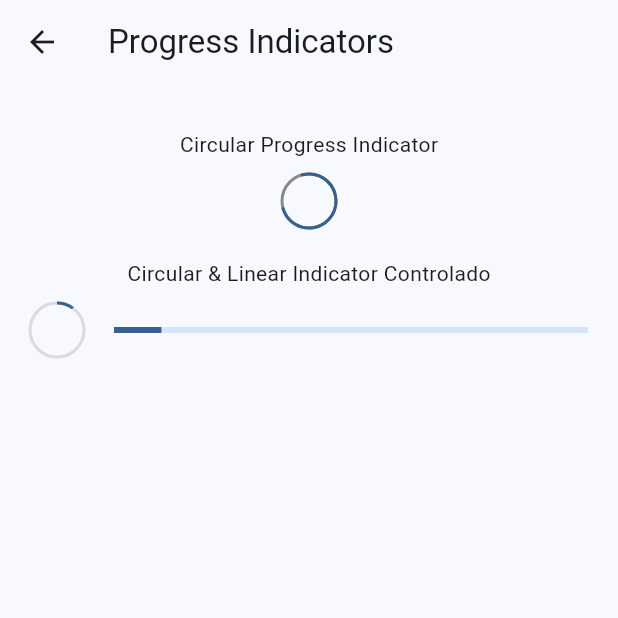
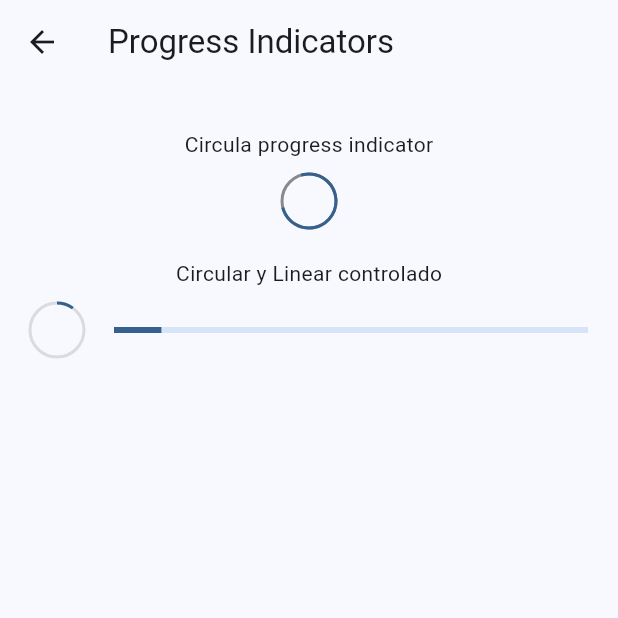
Before and after one commit to hesuh05/Practicas_DMI_230028, a Flutter app: the ProgressScreen screen opened directly, on a phone screen of 412 x 824 dp, the top half of it. Run offline on Flutter 3.47's test engine with Material 3 defaults, Android fonts, the phone set to English and light mode, and no system bars; our stand-ins replace animate_do, audioplayers, dio, flutter_riverpod, go_router, shared_preferences and 1 more; accounts and stored records are empty.

Commit message:
Practica 05: Widgets App - update: buttons_screen, progress_screen y barril de exportación screens.dart

```diff
--- a/practica_05/widgets_app/lib/presentation/screens/progress/progress_screen.dart
+++ b/practica_05/widgets_app/lib/presentation/screens/progress/progress_screen.dart
@@ -1,15 +1,16 @@
 import 'package:flutter/material.dart';
 
-class ProgressScreen extends StatelessWidget{
+class ProgressScreen extends StatelessWidget {
+
   static const name = 'progress_screen';
 
   const ProgressScreen({super.key});
 
   @override
-  Widget build(BuildContext context){
+  Widget build(BuildContext context) {
     return Scaffold(
       appBar: AppBar(
-        title: const Text("Progress Indicators"),
+        title: const Text('Progress Indicators'),
       ),
       body: const _ProgressView(),
     );
@@ -23,61 +24,52 @@ class _ProgressView extends StatelessWidget {
   Widget build(BuildContext context) {
     return Center(
       child: Column(
-        children: [
-          const SizedBox(height: 30,),
-          Text('Circular Progress Indicator'),
-          const SizedBox(height: 10,),
-          CircularProgressIndicator(strokeWidth: 2, backgroundColor: Colors.black45),
+        children: const [
+          SizedBox(height: 30),
+          Text('Circula progress indicator'),
+          SizedBox(height: 10),
+          CircularProgressIndicator( strokeWidth: 2, backgroundColor: Colors.black45 ),
+          SizedBox(height: 20),
+          Text('Circular y Linear controlado'),
+          SizedBox(height: 10),
+          _ControlledProgresIndicator(),
 
-          SizedBox(height: 20,),
-          Text('Circular & Linear Indicator Controlado'),
-          SizedBox(height: 10,),
-          _ControlledProgressIndicator()
         ],
       ),
     );
   }
 }
 
-class _ControlledProgressIndicator extends StatelessWidget {
-  const _ControlledProgressIndicator();
+
+class _ControlledProgresIndicator extends StatelessWidget {
+  const _ControlledProgresIndicator();
 
   @override
   Widget build(BuildContext context) {
     return StreamBuilder(
-      stream: Stream.periodic(const Duration(milliseconds: 300), (value) {
-        return (value * 2) / 100;
-      }).takeWhile((value) => value < 100),
-      builder:(context, snapshot){
+      stream: Stream.periodic( const Duration( milliseconds: 300 ), (value) {
+        return (value * 2) / 100; // 0.0, 1.0
+      }).takeWhile((value) => value < 100 ),
+      builder: (context, snapshot) {
 
         final progressValue = snapshot.data ?? 0;
 
         return Padding(
-        padding: const EdgeInsets.symmetric(horizontal: 20),
-        child: Row(
-          mainAxisAlignment: MainAxisAlignment.center,
-          children:[
-            CircularProgressIndicator(value: progressValue, strokeWidth: 2, backgroundColor: Colors.black12,),
-            const SizedBox(width: 20,),
-            Expanded(child: LinearProgressIndicator(value: progressValue,))
-          ]
-        )
-      );},
+          padding: const EdgeInsets.symmetric(horizontal: 20),
+          child: Row(
+            mainAxisAlignment: MainAxisAlignment.center,
+            children: [
+              CircularProgressIndicator( value: progressValue, strokeWidth: 2, backgroundColor: Colors.black12, ),
+              const SizedBox(width: 20,),
+              Expanded(
+                child: LinearProgressIndicator(value: progressValue )
+              ),
+
+            ],
+          ),
+        );
+
+      },
     );
   }
 }
-
-
-// StreamBuilder(
-//       stream: Stream.periodic(const Duration(milliseconds: 300), (value) {
-//         return (value * 2) / 100;
-//       }).takeWhile((value) => value < 100),
-//       builder: ((context, snapshot) {
-//         final progressValue = snapshot.data ?? 0;
-
-
-
-
-//         return CircularProgressIndicator(strokeWidth: 2, backgroundColor: Colors.black45, value: progressValue);
-//       })
-//     )
--- a/practica_05/widgets_app/lib/presentation/screens/screens.dart
+++ b/practica_05/widgets_app/lib/presentation/screens/screens.dart
@@ -1,10 +1,15 @@
 
-//export 'package:widgets_app/presentation/screens/animated/animated_screen.dart';
-//export 'package:widgets_app/presentation/screens/app_tutorial/app_tutorial_screen.dart';
+
+
+
+export 'package:widgets_app/presentation/screens/animated/animated_screen.dart';
+export 'package:widgets_app/presentation/screens/app_tutorial/app_tutorial_screen.dart';
 export 'package:widgets_app/presentation/screens/buttons/buttons_screen.dart';
 export 'package:widgets_app/presentation/screens/cards/cards_screen.dart';
+export 'package:widgets_app/presentation/screens/counter/counter_screen.dart';
 export 'package:widgets_app/presentation/screens/home/home_screen.dart';
-//export 'package:widgets_app/presentation/screens/infinite_scroll/infinite_scroll_screen.dart';
-//export 'package:widgets_app/presentation/screens/progress/progress_screen.dart';
-//export 'package:widgets_app/presentation/screens/snackbar/snackbar_screen.dart';
-//export 'package:widgets_app/presentation/screens/ui_controls/ui_controls_screen.dart';
+export 'package:widgets_app/presentation/screens/infinite_scroll/infinite_scroll_screen.dart';
+export 'package:widgets_app/presentation/screens/progress/progress_screen.dart';
+export 'package:widgets_app/presentation/screens/snackbar/snackbar_screen.dart';
+export 'package:widgets_app/presentation/screens/theme_changer/theme_changer_screen.dart';
+export 'package:widgets_app/presentation/screens/ui_controls/ui_controls_screen.dart';
```
Also changed, not shown: practica_05/widgets_app/lib/presentation/screens/buttons/buttons_screen.dart (line endings or trailing spaces).
